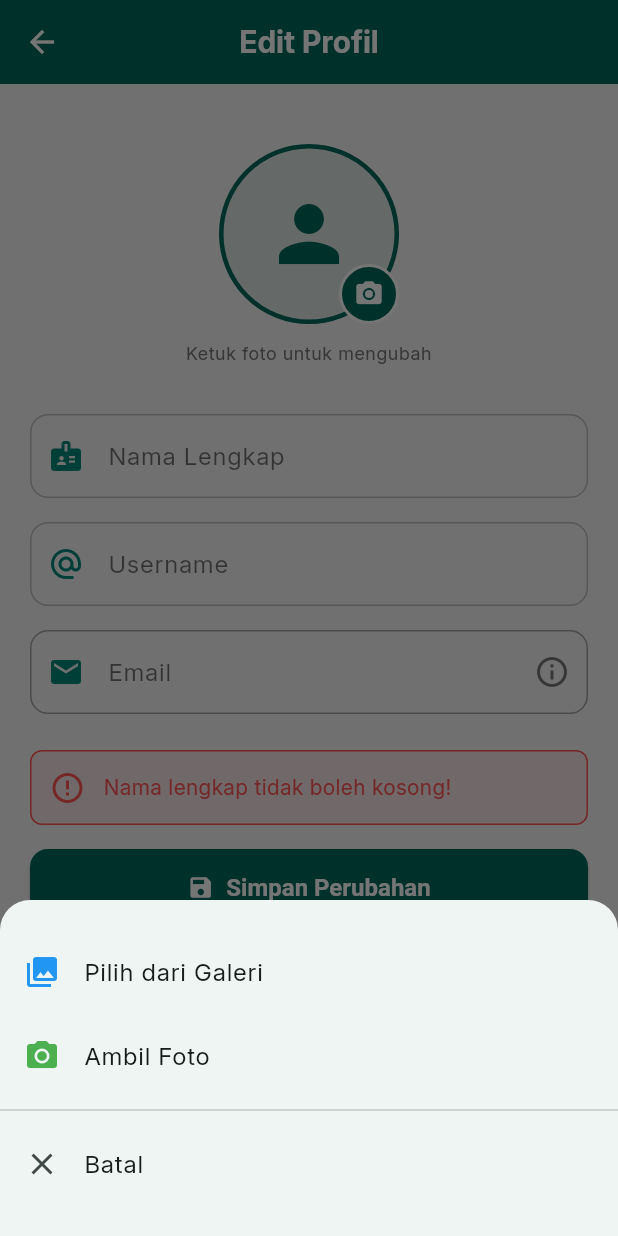
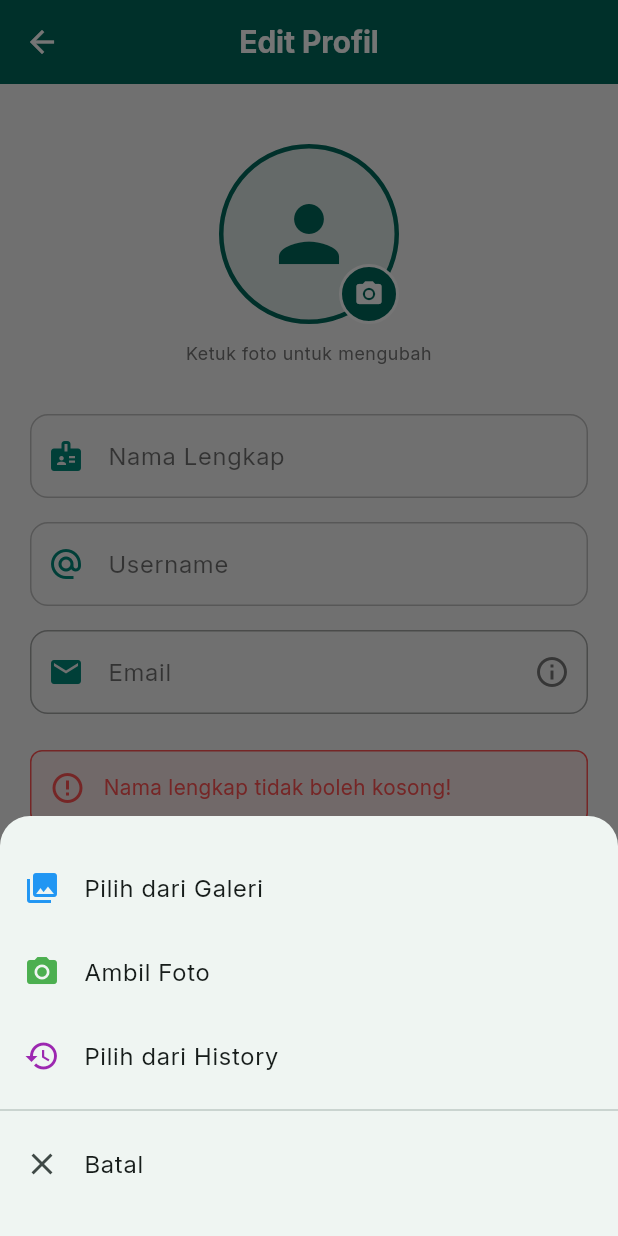
Before and after one commit to kanochiiyo/quizverse-v2, a Flutter app: the EditProfileView screen opened directly with empty values, after a tap on "Simpan Perubahan", after a tap on the "person" icon, on a phone screen of 412 x 824 dp. Run offline on Flutter 3.47's test engine with Material 3 defaults, Android fonts, the phone set to English and light mode, and no system bars; our stand-ins replace cloud_firestore, confetti, dio, firebase_auth, firebase_core, flutter_local_notifications and 9 more; accounts and stored records are empty.

Commit message:
feat(profile): implement shared preferences for history profile

```diff
--- /dev/null
+++ b/lib/services/profile_photo_history_service.dart
@@ -0,0 +1,73 @@
+import 'package:shared_preferences/shared_preferences.dart';
+import 'package:flutter/material.dart';
+
+class ProfilePhotoHistoryService {
+  static const String _historyKey = 'profile_photo_history';
+  static const int _maxHistoryCount = 10;
+
+  Future<void> savePhotoToHistory(String photoUrl) async {
+    try {
+      final prefs = await SharedPreferences.getInstance();
+
+      List<String> history = await getPhotoHistory();
+
+      history.remove(photoUrl);
+
+      history.insert(0, photoUrl);
+
+      if (history.length > _maxHistoryCount) {
+        history = history.sublist(0, _maxHistoryCount);
+      }
+
+      await prefs.setStringList(_historyKey, history);
+
+      debugPrint('Photo saved to history: $photoUrl');
+      debugPrint('Total history: ${history.length}');
+    } catch (e) {
+      debugPrint('Error saving photo to history: $e');
+    }
+  }
+
+  Future<List<String>> getPhotoHistory() async {
+    try {
+      final prefs = await SharedPreferences.getInstance();
+      final List<String>? history = prefs.getStringList(_historyKey);
+
+      return history ?? [];
+    } catch (e) {
+      debugPrint('Error getting photo history: $e');
+      return [];
+    }
+  }
+
+  Future<void> removePhotoFromHistory(String photoUrl) async {
+    try {
+      final prefs = await SharedPreferences.getInstance();
+      List<String> history = await getPhotoHistory();
+
+      history.remove(photoUrl);
+
+      await prefs.setStringList(_historyKey, history);
+
+      debugPrint('Photo removed from history: $photoUrl');
+    } catch (e) {
+      debugPrint('Error removing photo from history: $e');
+    }
+  }
+
+  Future<void> clearHistory() async {
+    try {
+      final prefs = await SharedPreferences.getInstance();
+      await prefs.remove(_historyKey);
+
+      debugPrint('Photo history cleared');
+    } catch (e) {
+      debugPrint('Error clearing photo history: $e');
+    }
+  }
+
+  Future<bool> isInHistory(String photoUrl) async {
+    final history = await getPhotoHistory();
+    return history.contains(photoUrl);
+  }
+}
--- a/lib/services/profile_service.dart
+++ b/lib/services/profile_service.dart
@@ -2,12 +2,14 @@ import 'dart:io';
 import 'package:cloud_firestore/cloud_firestore.dart';
 import 'package:flutter/material.dart';
 import 'package:quizverse/services/cloudinary_service.dart';
+import 'package:quizverse/services/profile_photo_history_service.dart';
 
 class ProfileService {
   final FirebaseFirestore _firestore = FirebaseFirestore.instance;
   final CloudinaryService _cloudinaryService = CloudinaryService();
+  final ProfilePhotoHistoryService _historyService =
+      ProfilePhotoHistoryService();
 
-  /// Update profile user (nama, username, foto)
   Future<void> updateProfile({
     required String userId,
     String? fullName,
@@ -18,23 +20,18 @@ class ProfileService {
     try {
       final Map<String, dynamic> updateData = {};
 
-      // Update nama lengkap
       if (fullName != null && fullName.isNotEmpty) {
         updateData['fullName'] = fullName;
       }
 
-      // Update username
       if (username != null && username.isNotEmpty) {
         updateData['username'] = username;
       }
 
-      // Handle foto profil
       if (deleteProfilePhoto) {
-        // Hapus foto profil
         updateData['profilePhotoUrl'] = null;
         debugPrint('Deleting profile photo for user: $userId');
       } else if (newProfileImage != null) {
-        // Upload foto baru ke Cloudinary
         debugPrint('Uploading new profile photo for user: $userId');
         debugPrint('File path: ${newProfileImage.path}');
         debugPrint('File size: ${await newProfileImage.length()} bytes');
@@ -47,15 +44,15 @@ class ProfileService {
         if (photoUrl != null) {
           updateData['profilePhotoUrl'] = photoUrl;
           debugPrint('Photo uploaded successfully: $photoUrl');
+
+          await _historyService.savePhotoToHistory(photoUrl);
         } else {
           throw Exception('Gagal upload foto profil ke Cloudinary.');
         }
       }
 
-      // Update timestamp
       updateData['updatedAt'] = FieldValue.serverTimestamp();
 
-      // Update ke Firestore
       debugPrint('Updating Firestore with data: $updateData');
       await _firestore.collection('users').doc(userId).update(updateData);
 
--- a/lib/views/home/edit_profile_view.dart
+++ b/lib/views/home/edit_profile_view.dart
@@ -3,6 +3,8 @@ import 'package:flutter/material.dart';
 import 'package:image_picker/image_picker.dart';
 import 'package:firebase_auth/firebase_auth.dart';
 import 'package:quizverse/services/profile_service.dart';
+import 'package:quizverse/services/profile_photo_history_service.dart';
+import 'package:cloud_firestore/cloud_firestore.dart';
 
 class EditProfileView extends StatefulWidget {
   final String fullName;
@@ -24,6 +26,8 @@ class EditProfileView extends StatefulWidget {
 
 class _EditProfileViewState extends State<EditProfileView> {
   final ProfileService _profileService = ProfileService();
+  final ProfilePhotoHistoryService _historyService =
+      ProfilePhotoHistoryService();
   final ImagePicker _imagePicker = ImagePicker();
 
   late TextEditingController _fullNameController;
@@ -31,6 +35,7 @@ class _EditProfileViewState extends State<EditProfileView> {
   late TextEditingController _emailController;
 
   File? _newProfileImage;
+  String? _selectedHistoryUrl; // URL yang dipilih dari history
   bool _deleteCurrentPhoto = false;
   bool _isLoading = false;
   String? _errorMessage;
@@ -63,6 +68,7 @@ class _EditProfileViewState extends State<EditProfileView> {
       if (pickedFile != null) {
         setState(() {
           _newProfileImage = File(pickedFile.path);
+          _selectedHistoryUrl = null;
           _deleteCurrentPhoto = false;
         });
 
@@ -96,6 +102,7 @@ class _EditProfileViewState extends State<EditProfileView> {
       if (pickedFile != null) {
         setState(() {
           _newProfileImage = File(pickedFile.path);
+          _selectedHistoryUrl = null;
           _deleteCurrentPhoto = false;
         });
 
@@ -114,6 +121,101 @@ class _EditProfileViewState extends State<EditProfileView> {
         );
       }
     }
+  }
+
+  Future<void> _showHistoryDialog() async {
+    final history = await _historyService.getPhotoHistory();
+
+    if (!mounted) return;
+
+    if (history.isEmpty) {
+      ScaffoldMessenger.of(context).showSnackBar(
+        const SnackBar(
+          content: Text('Belum ada history foto profil'),
+          backgroundColor: Colors.orange,
+        ),
+      );
+      return;
+    }
+
+    showDialog(
+      context: context,
+      builder: (context) => AlertDialog(
+        title: const Text('Pilih dari History'),
+        content: SizedBox(
+          width: double.maxFinite,
+          child: ListView.builder(
+            shrinkWrap: true,
+            itemCount: history.length,
+            itemBuilder: (context, index) {
+              final photoUrl = history[index];
+              return Card(
+                margin: const EdgeInsets.only(bottom: 8),
+                child: ListTile(
+                  leading: ClipRRect(
+                    borderRadius: BorderRadius.circular(8),
+                    child: Image.network(
+                      photoUrl,
+                      width: 50,
+                      height: 50,
+                      fit: BoxFit.cover,
+                      errorBuilder: (context, error, stackTrace) {
+                        return Container(
+                          width: 50,
+                          height: 50,
+                          color: Colors.grey[300],
+                          child: const Icon(Icons.broken_image),
+                        );
+                      },
+                    ),
+                  ),
+                  title: Text(
+                    'Foto ${index + 1}',
+                    style: const TextStyle(fontWeight: FontWeight.w600),
+                  ),
+                  subtitle: Text(
+                    photoUrl.length > 40
+                        ? '${photoUrl.substring(0, 40)}...'
+                        : photoUrl,
+                    style: const TextStyle(fontSize: 11),
+                    overflow: TextOverflow.ellipsis,
+                  ),
+                  trailing: IconButton(
+                    icon: const Icon(Icons.delete, color: Colors.red, size: 20),
+                    onPressed: () async {
+                      await _historyService.removePhotoFromHistory(photoUrl);
+                      Navigator.pop(context);
+                      _showHistoryDialog();
+                    },
+                  ),
+                  onTap: () {
+                    setState(() {
+                      _selectedHistoryUrl = photoUrl;
+                      _newProfileImage = null;
+                      _deleteCurrentPhoto = false;
+                    });
+                    Navigator.pop(context);
+                    ScaffoldMessenger.of(context).showSnackBar(
+                      const SnackBar(
+                        content: Text('Foto dari history dipilih'),
+                        backgroundColor: Colors.green,
+                        duration: Duration(seconds: 2),
+                      ),
+                    );
+                  },
+                ),
+              );
+            },
+          ),
+        ),
+        actions: [
+          TextButton(
+            onPressed: () => Navigator.pop(context),
+            child: const Text('Tutup'),
+          ),
+        ],
+      ),
+    );
   }
 
   void _showPhotoOptions() {
@@ -145,7 +247,18 @@ class _EditProfileViewState extends State<EditProfileView> {
                     _pickImageFromCamera();
                   },
                 ),
-                if (widget.profilePhotoUrl != null || _newProfileImage != null)
+                // TAMBAHKAN OPSI INI
+                ListTile(
+                  leading: const Icon(Icons.history, color: Colors.purple),
+                  title: const Text('Pilih dari History'),
+                  onTap: () {
+                    Navigator.pop(context);
+                    _showHistoryDialog();
+                  },
+                ),
+                if (widget.profilePhotoUrl != null ||
+                    _newProfileImage != null ||
+                    _selectedHistoryUrl != null)
                   ListTile(
                     leading: const Icon(Icons.delete, color: Colors.red),
                     title: const Text('Hapus Foto Profil'),
@@ -153,6 +266,7 @@ class _EditProfileViewState extends State<EditProfileView> {
                       Navigator.pop(context);
                       setState(() {
                         _newProfileImage = null;
+                        _selectedHistoryUrl = null;
                         _deleteCurrentPhoto = true;
                       });
                     },
@@ -222,6 +336,17 @@ class _EditProfileViewState extends State<EditProfileView> {
         }
       }
 
+      if (_selectedHistoryUrl != null) {
+        await FirebaseFirestore.instance
+            .collection('users')
+            .doc(userId)
+            .update({
+              'fullName': fullName,
+              'username': username,
+              'profilePhotoUrl': _selectedHistoryUrl,
+              'updatedAt': FieldValue.serverTimestamp(),
+            });
+      } else {
         await _profileService.updateProfile(
           userId: userId,
           fullName: fullName,
@@ -229,6 +354,7 @@ class _EditProfileViewState extends State<EditProfileView> {
           newProfileImage: _newProfileImage,
           deleteProfilePhoto: _deleteCurrentPhoto,
         );
+      }
 
       if (!mounted) return;
 
@@ -310,6 +436,18 @@ class _EditProfileViewState extends State<EditProfileView> {
 
     if (_deleteCurrentPhoto) {
       return Icon(Icons.person, size: 60, color: theme.primaryColor);
+    }
+
+    if (_selectedHistoryUrl != null) {
+      return Image.network(
+        _selectedHistoryUrl!,
+        fit: BoxFit.cover,
+        width: 120,
+        height: 120,
+        errorBuilder: (context, error, stackTrace) {
+          return Icon(Icons.person, size: 60, color: theme.primaryColor);
+        },
+      );
     }
 
     if (widget.profilePhotoUrl != null && widget.profilePhotoUrl!.isNotEmpty) {
```
Lines whose indentation alone changed are shown as unchanged.
